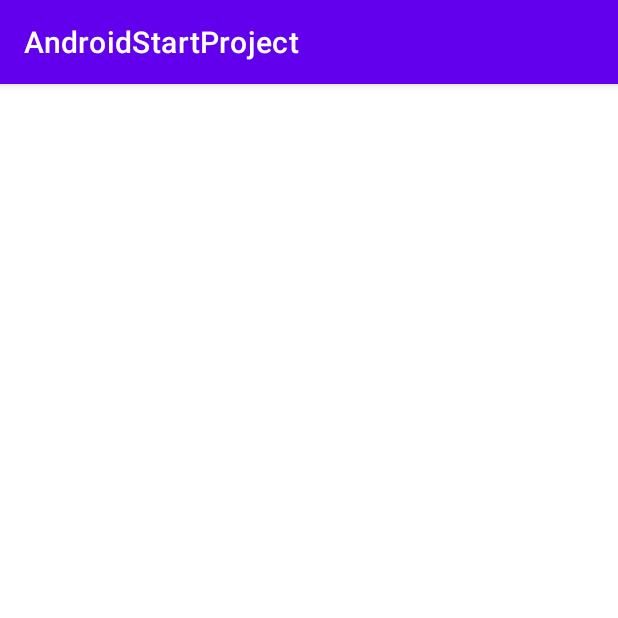
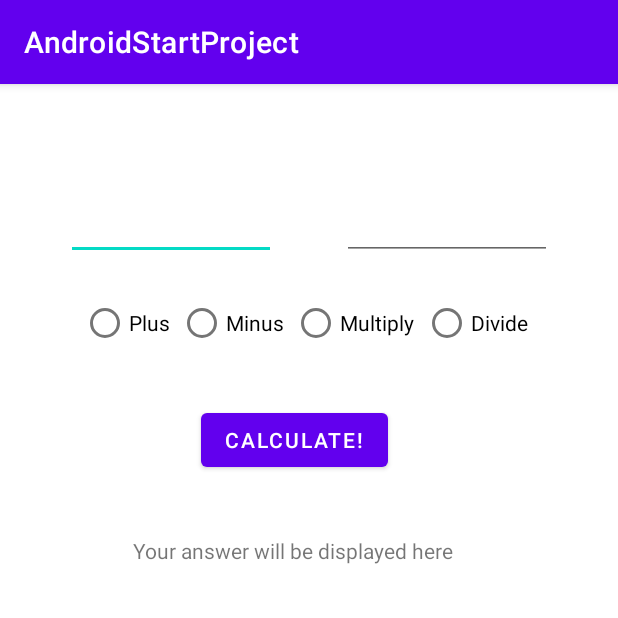
Before and after one commit to IvanovDmitriiSilvar/AndroidStartProject, an Android app: the screen it shows after launch (Calculator), on a phone screen of 412 x 824 dp, the top half of it. Run offline under Robolectric (Android 15) with nearby library versions, the phone set to English and light mode, and no system bars.

Commit message:
Calculator done

```diff
--- a/app/src/main/java/ru/synergy/androidstartproject/Calculator.java
+++ b/app/src/main/java/ru/synergy/androidstartproject/Calculator.java
@@ -3,6 +3,12 @@ package ru.synergy.androidstartproject;
 import androidx.appcompat.app.AppCompatActivity;
 
 import android.os.Bundle;
+import android.view.View;
+import android.widget.Button;
+import android.widget.EditText;
+import android.widget.RadioButton;
+import android.widget.TextView;
+import android.widget.Toast;
 
 public class Calculator extends AppCompatActivity {
 
@@ -10,5 +16,46 @@ public class Calculator extends AppCompatActivity {
     protected void onCreate(Bundle savedInstanceState) {
         super.onCreate(savedInstanceState);
         setContentView(R.layout.activity_calculator);
+
+        final Button calculate = (Button) findViewById(R.id.calc);
+        calculate.setOnClickListener(new View.OnClickListener() {
+            @Override
+            public void onClick(View v) {
+                calculateAnswer();
+            }
+        });
     }
+        public void calculateAnswer() {
+            EditText numOne = (EditText) findViewById(R.id.editTextNumberDecimal);
+            EditText numTwo = (EditText) findViewById(R.id.editTextNumberDecimal2);
+
+            RadioButton add = (RadioButton) findViewById(R.id.add);
+            RadioButton sub = (RadioButton) findViewById(R.id.sub);
+            RadioButton mul = (RadioButton) findViewById(R.id.mul);
+            RadioButton div = (RadioButton) findViewById(R.id.div);
+
+            TextView answer = (TextView) findViewById(R.id.res);
+
+            float n1 = Integer.parseInt(numOne.getText().toString());
+            float n2 = Integer.parseInt(numTwo.getText().toString());
+            float res = 0;
+
+            if (add.isChecked()) {
+                res = n1 + n2;
+            }
+            if (sub.isChecked()) {
+                res = n1 - n2;
+            }
+            if (mul.isChecked()) {
+                res = n1 * n2;
+            }
+            if (div.isChecked()) {
+                if (n2 == 0) {
+                    Toast.makeText(this, "Number two cannot be zero!", Toast.LENGTH_SHORT).show();
+                    return;
+                }
+                res = n1 / n2;
+            }
+            answer.setText("The answer is " + res);
+        }
 }
--- a/app/src/main/res/layout/activity_calculator.xml
+++ b/app/src/main/res/layout/activity_calculator.xml
@@ -6,4 +6,93 @@
     android:layout_height="match_parent"
     tools:context=".Calculator">
 
+    <EditText
+        android:id="@+id/editTextNumberDecimal"
+        android:layout_width="140dp"
+        android:layout_height="wrap_content"
+        android:layout_marginStart="44dp"
+        android:layout_marginTop="72dp"
+        android:ems="10"
+        android:inputType="numberDecimal"
+        app:layout_constraintHorizontal_chainStyle="spread"
+        app:layout_constraintRight_toLeftOf="@+id/editTextNumberDecimal2"
+        app:layout_constraintStart_toStartOf="parent"
+        app:layout_constraintTop_toTopOf="parent" />
+
+    <EditText
+        android:id="@+id/editTextNumberDecimal2"
+        android:layout_width="140dp"
+        android:layout_height="wrap_content"
+        android:layout_marginEnd="44dp"
+        android:ems="10"
+        android:inputType="numberDecimal"
+        app:layout_constraintBaseline_toBaselineOf="@id/editTextNumberDecimal"
+        app:layout_constraintEnd_toEndOf="parent"
+        app:layout_constraintHorizontal_chainStyle="spread"
+        app:layout_constraintLeft_toRightOf="@id/editTextNumberDecimal" />
+
+    <RadioGroup
+        android:id="@+id/radiogroup"
+        android:layout_width="0dp"
+        android:layout_height="wrap_content"
+        android:layout_marginTop="8dp"
+        android:orientation="horizontal"
+        android:padding="10dp"
+        app:layout_constraintEnd_toEndOf="@+id/editTextNumberDecimal2"
+        app:layout_constraintLeft_toLeftOf="@id/editTextNumberDecimal"
+        app:layout_constraintRight_toRightOf="@id/editTextNumberDecimal2"
+        app:layout_constraintStart_toStartOf="@+id/editTextNumberDecimal"
+        app:layout_constraintTop_toBottomOf="@id/editTextNumberDecimal">
+
+        <RadioButton
+            android:id="@+id/add"
+            android:layout_width="wrap_content"
+            android:layout_height="wrap_content"
+            android:layout_weight="1"
+            android:text="Plus" />
+
+        <RadioButton
+            android:id="@+id/sub"
+            android:layout_width="wrap_content"
+            android:layout_height="wrap_content"
+            android:layout_weight="1"
+            android:text="Minus" />
+
+        <RadioButton
+            android:id="@+id/mul"
+            android:layout_width="wrap_content"
+            android:layout_height="wrap_content"
+            android:layout_weight="1"
+            android:text="Multiply" />
+
+        <RadioButton
+            android:id="@+id/div"
+            android:layout_width="wrap_content"
+            android:layout_height="wrap_content"
+            android:layout_weight="1"
+            android:text="Divide" />
+
+    </RadioGroup>
+
+    <Button
+        android:id="@+id/calc"
+        android:layout_width="wrap_content"
+        android:layout_height="wrap_content"
+        android:layout_marginStart="90dp"
+        android:layout_marginTop="20dp"
+        android:text="Calculate!"
+        app:layout_constraintRight_toRightOf="@id/radiogroup"
+        app:layout_constraintStart_toStartOf="@+id/radiogroup"
+        app:layout_constraintTop_toBottomOf="@+id/radiogroup" />
+
+    <TextView
+        android:id="@+id/res"
+        android:layout_width="wrap_content"
+        android:layout_height="wrap_content"
+        android:layout_marginTop="40dp"
+        android:text="Your answer will be displayed here"
+        app:layout_constraintEnd_toEndOf="@+id/calc"
+        app:layout_constraintHorizontal_bias="0.516"
+        app:layout_constraintStart_toStartOf="@+id/calc"
+        app:layout_constraintTop_toBottomOf="@+id/calc" />
 </androidx.constraintlayout.widget.ConstraintLayout>
```
